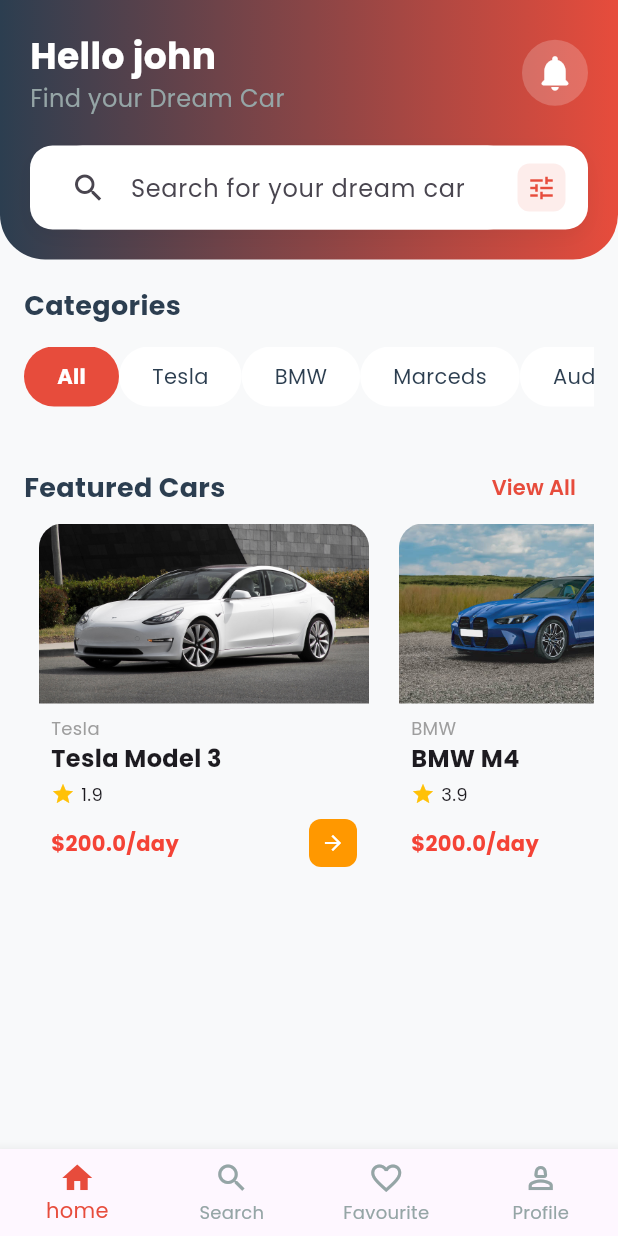
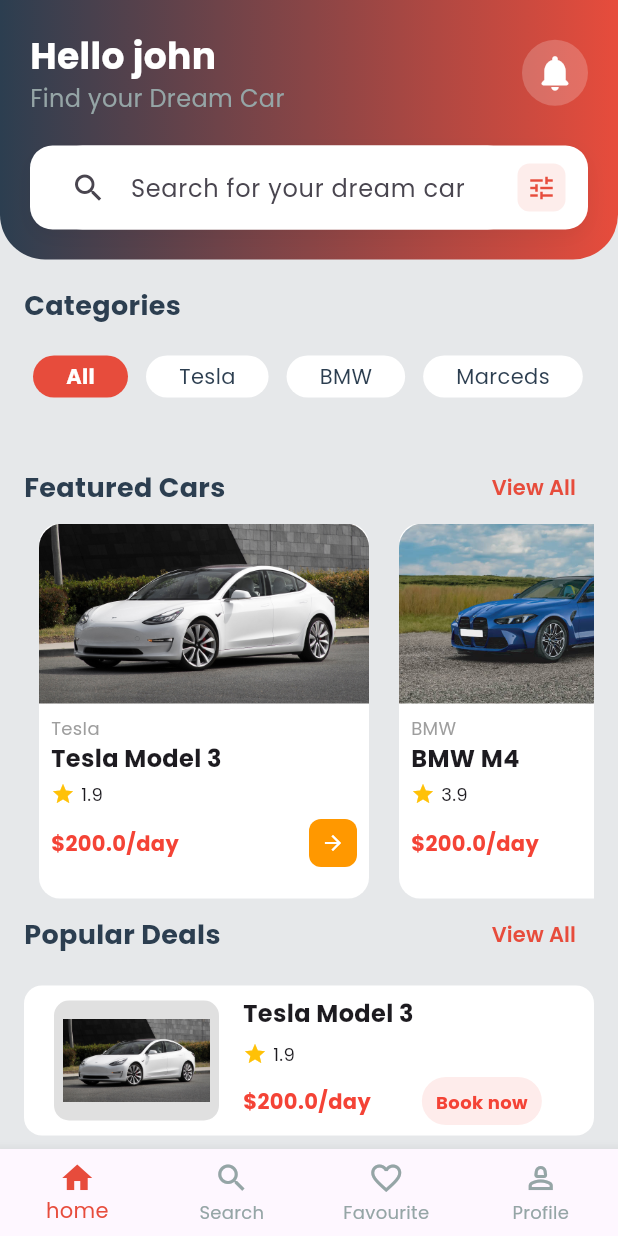
Before and after one commit to AhmedKhedr1/Car-Rental-App, a Flutter app: the screen it shows after launch, on a phone screen of 412 x 824 dp. Run offline on Flutter 3.47's test engine with Material 3 defaults, Android fonts, the phone set to English and light mode, and no system bars; our stand-ins replace google_fonts.

Commit message:
finish hom view

```diff
--- a/lib/Colors.dart
+++ b/lib/Colors.dart
@@ -4,7 +4,7 @@ class AppColors{
   static const primary=Color(0xff2c3e50);
   static const secondary =Color(0xffe74c3c);
   static const accent =Color(0xff3498db);
-  static const background =Color(0xfff8f9fa);
+  static const background =Color.fromARGB(255, 230, 232, 234);
   static const carbg =Colors.white;
   static const textdark =Color(0xff2c3e50);
   static const textlight =Color(0xff95a5a6);
--- /dev/null
+++ b/lib/Widgets/Carlisttile.dart
@@ -0,0 +1,94 @@
+import 'package:carrentalapp/data/data.dart';
+import 'package:carrentalapp/models/CarModel.dart';
+import 'package:flutter/material.dart';
+
+class carListTile extends StatelessWidget {
+  const carListTile({super.key, required this.featuredCar});
+  final car featuredCar;
+
+  @override
+  Widget build(BuildContext context) {
+    return Container(
+        decoration: BoxDecoration(
+            color: Colors.white, borderRadius: BorderRadius.circular(12)),
+        margin: const EdgeInsets.symmetric(vertical: 10),
+        width: double.infinity,
+        height: 100,
+        child: Row(
+          mainAxisAlignment: MainAxisAlignment.start,
+          children: [
+            SizedBox(
+              width: 20,
+            ),
+            Container(
+              height: 80,
+              width: 110,
+              decoration: BoxDecoration(
+                  color: Colors.grey[300],
+                  borderRadius: BorderRadius.circular(10)),
+              child: Padding(
+                padding: const EdgeInsets.all(6),
+                child: Image.asset(
+                  featuredCar.image,
+                ),
+              ),
+            ),
+            Padding(
+              padding: const EdgeInsets.symmetric(horizontal: 16),
+              child: Column(
+                crossAxisAlignment: CrossAxisAlignment.start,
+                mainAxisAlignment: MainAxisAlignment.spaceEvenly,
+                children: [
+                  Text(
+                    featuredCar.name,
+                    style: const TextStyle(
+                      fontSize: 16,
+                      fontWeight: FontWeight.bold,
+                    ),
+                  ),
+                  Row(
+                    children: [
+                      const Icon(Icons.star, color: Colors.amber, size: 16),
+                      const SizedBox(width: 4),
+                      Text(
+                        featuredCar.rating.toStringAsFixed(1),
+                        style: const TextStyle(fontSize: 12),
+                      ),
+                    ],
+                  ),
+                  Row(
+                    children: [
+                      Text(
+                        '\$${featuredCar.Price.toStringAsFixed(1)}/day',
+                        style: const TextStyle(
+                          color: Colors.red,
+                          fontWeight: FontWeight.bold,
+                        ),
+                      ),
+                     const SizedBox(width: 34,),
+                      Container(
+                          height: 32,
+                          width: 80,
+                          decoration: BoxDecoration(
+                            color: Colors.red.withOpacity(0.1),
+
+                            borderRadius: BorderRadius.circular(16),
+                          ),
+                          padding: const EdgeInsets.all(8),
+                          child: const Center(
+                              child: Text(
+                            'Book now',
+                            style: TextStyle(
+                                color: Colors.red,
+                                fontSize: 12,
+                                fontWeight: FontWeight.bold),
+                          )))
+                    ],
+                  )
+                ],
+              ),
+            ),
+          ],
+        ));
+  }
+}
--- a/lib/Widgets/HomeViewBody.dart
+++ b/lib/Widgets/HomeViewBody.dart
@@ -1,6 +1,8 @@
 import 'package:carrentalapp/Colors.dart';
+import 'package:carrentalapp/Widgets/Carlisttile.dart';
 import 'package:carrentalapp/Widgets/carcard.dart';
 import 'package:carrentalapp/data/data.dart';
+
 import 'package:flutter/material.dart';
 
 class Homeviewbody extends StatefulWidget {
@@ -45,6 +47,7 @@ class _HomeviewbodyState extends State<Homeviewbody> {
                     });
                   },
                   child: Container(
+                    margin: EdgeInsets.all(6),
                     decoration: BoxDecoration(
                         color:
                             isselected ? AppColors.secondary : AppColors.carbg,
@@ -94,7 +97,6 @@ class _HomeviewbodyState extends State<Homeviewbody> {
             child: ListView.builder(
               shrinkWrap: true,
               scrollDirection: Axis.horizontal,
-           //   physics: const NeverScrollableScrollPhysics(),
               itemCount: Featuredcars.length,
               itemBuilder: (context, index) {
                 return carcard(
@@ -103,6 +105,39 @@ class _HomeviewbodyState extends State<Homeviewbody> {
               },
             ),
           ),
+          Row(
+            mainAxisAlignment: MainAxisAlignment.spaceBetween,
+            children: [
+              const Text(
+                'Popular Deals',
+                style: TextStyle(
+                    color: AppColors.textdark,
+                    fontWeight: FontWeight.bold,
+                    fontSize: 18),
+              ),
+              TextButton(
+                  onPressed: () {},
+                  child: const Text(
+                    'View All',
+                    style: TextStyle(
+                        fontWeight: FontWeight.w600,
+                        color: AppColors.secondary),
+                  )),
+            ],
+          ),
+          SizedBox(
+            child: ListView.builder(
+              physics: const NeverScrollableScrollPhysics(),
+              shrinkWrap: true,
+              scrollDirection: Axis.vertical,
+              itemCount: Featuredcars.length,
+              itemBuilder: (context, index) {
+                return carListTile(
+                  featuredCar: Featuredcars[index],
+                );
+              },
+            ),
+          )
         ],
       ),
     );
--- a/lib/Widgets/carcard.dart
+++ b/lib/Widgets/carcard.dart
@@ -1,6 +1,6 @@
+
 import 'package:carrentalapp/models/CarModel.dart';
 import 'package:flutter/material.dart';
-
 class carcard extends StatelessWidget {
   const carcard({super.key, required this.featuredCar});
   final car featuredCar;
@@ -11,6 +11,10 @@ class carcard extends StatelessWidget {
       child: Padding(
         padding: const EdgeInsets.symmetric(horizontal: 10),
         child: Container(
+          decoration: BoxDecoration(
+            color: Colors.white,
+            borderRadius: BorderRadius.circular(14)
+          ),
          width: 220,
           child: Column(
             crossAxisAlignment: CrossAxisAlignment.start,
```
